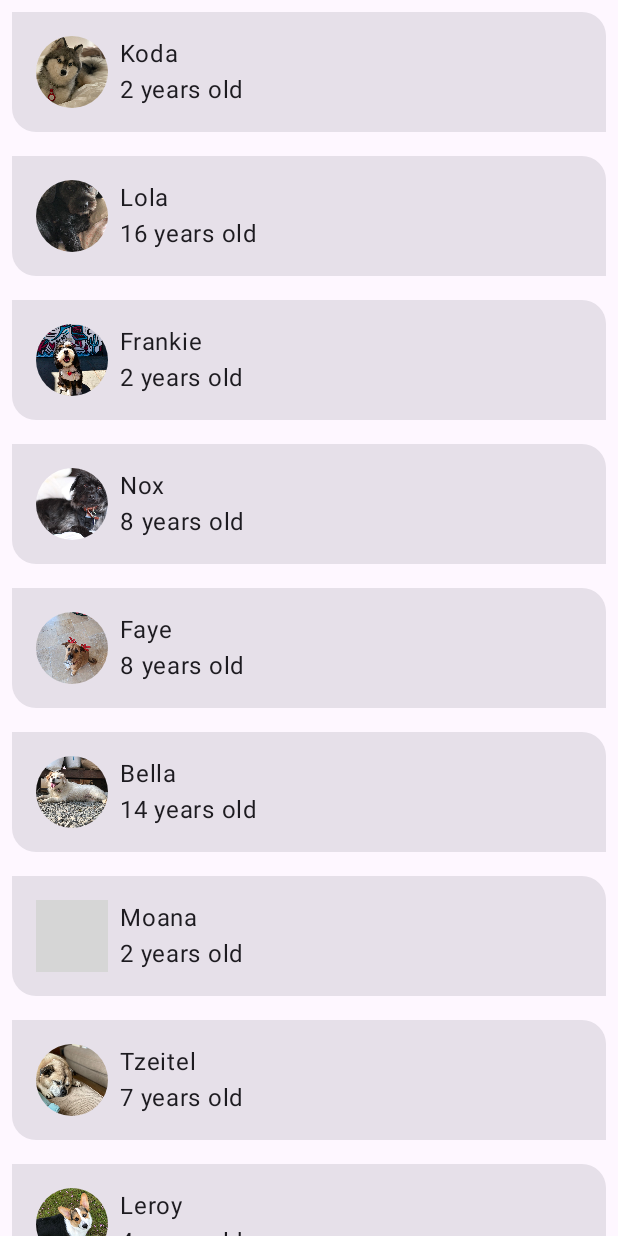
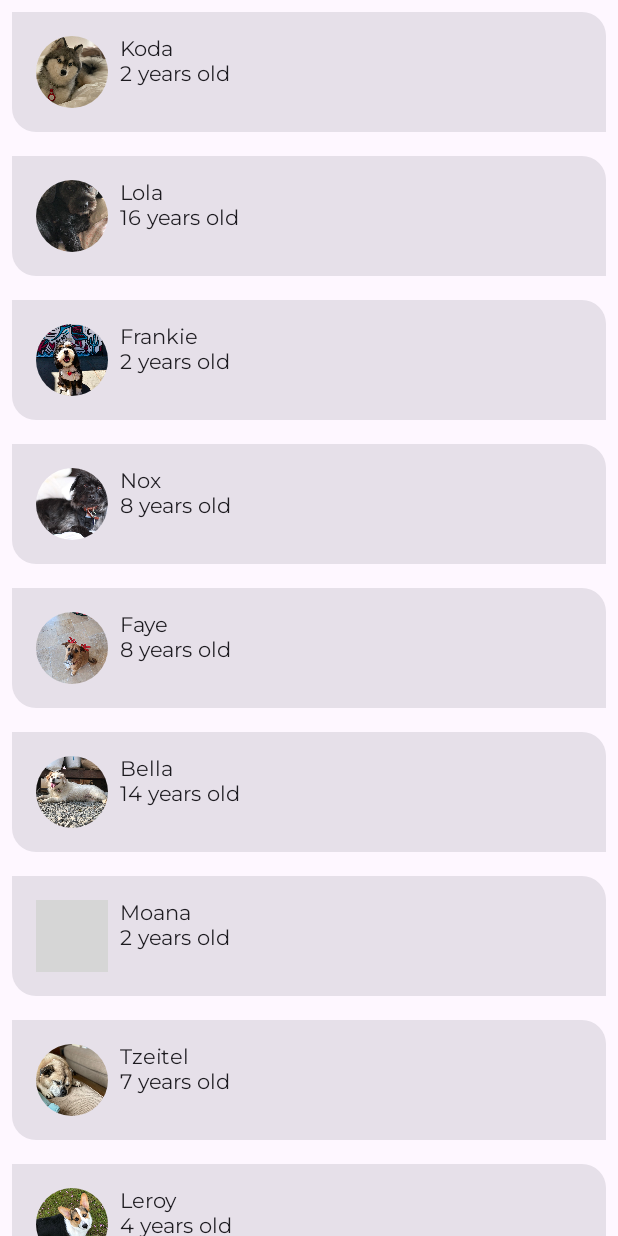
Before and after one commit to dadothetato/woof_app, an Android app built with Jetpack Compose: the screen it shows after launch (MainActivity), on a phone screen of 412 x 824 dp. Run offline under Robolectric (Android 15) with nearby library versions, the phone set to English and light mode, and no system bars; grey boxes are pictures that could not be loaded.

Commit message:
Added new fonts.

```diff
--- a/app/src/main/java/com/example/woof/ui/theme/Type.kt
+++ b/app/src/main/java/com/example/woof/ui/theme/Type.kt
@@ -16,7 +16,41 @@
 package com.example.woof.ui.theme
 
 import androidx.compose.material3.Typography
+import androidx.compose.ui.text.TextStyle
+import androidx.compose.ui.text.font.Font
+import androidx.compose.ui.text.font.FontFamily
+import androidx.compose.ui.text.font.FontWeight
+import androidx.compose.ui.unit.sp
+import com.example.woof.R
+
+val AbrilFatface = FontFamily(
+    Font(R.font.abril_fatface_regular)
+)
+val Montserrat = FontFamily(
+    Font(R.font.montserrat_regular),
+    Font(R.font.montserrat_bold, FontWeight.Bold)
+)
 
 // Set of Material typography styles to start with
 val Typography = Typography(
+    displayLarge = TextStyle(
+        fontFamily = AbrilFatface,
+        fontWeight = FontWeight.Normal,
+        fontSize = 36.sp
+    ),
+    displayMedium = TextStyle(
+        fontFamily = Montserrat,
+        fontWeight = FontWeight.Bold,
+        fontSize = 20.sp
+    ),
+    labelSmall = TextStyle(
+        fontFamily = Montserrat,
+        fontWeight = FontWeight.Bold,
+        fontSize = 14.sp
+    ),
+    bodyLarge = TextStyle(
+        fontFamily = Montserrat,
+        fontWeight = FontWeight.Normal,
+        fontSize = 14.sp
+    ),
 )
```
Also changed, not shown: app/src/main/res/font/abril_fatface_regular.ttf (added), app/src/main/res/font/montserrat_bold.ttf (added), app/src/main/res/font/montserrat_regular.ttf (added).
